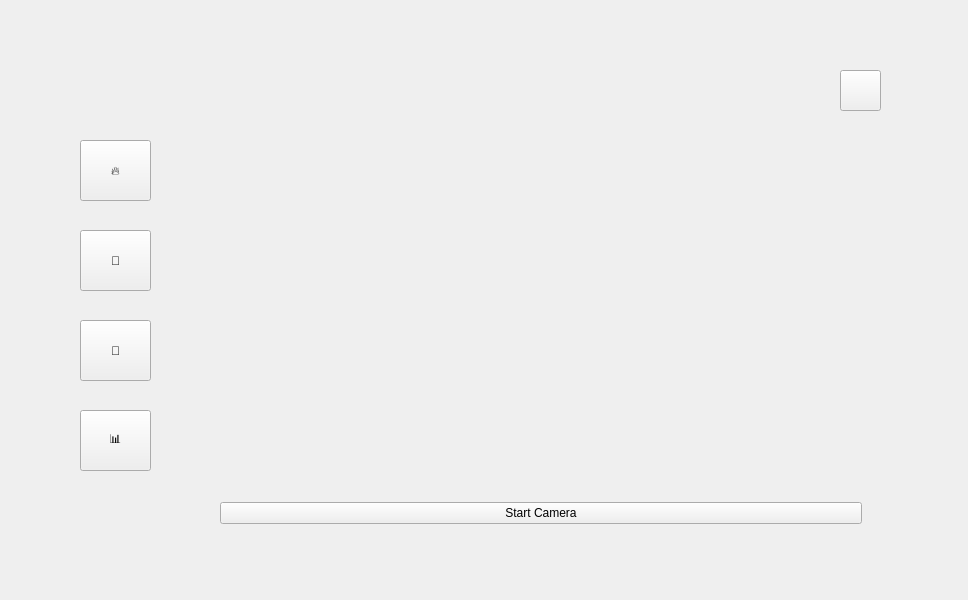
Before: the Qt Designer form userClient/Detect/detectmainwidget.ui in nawhis2/SmartFarm, drawn with Qt 5.
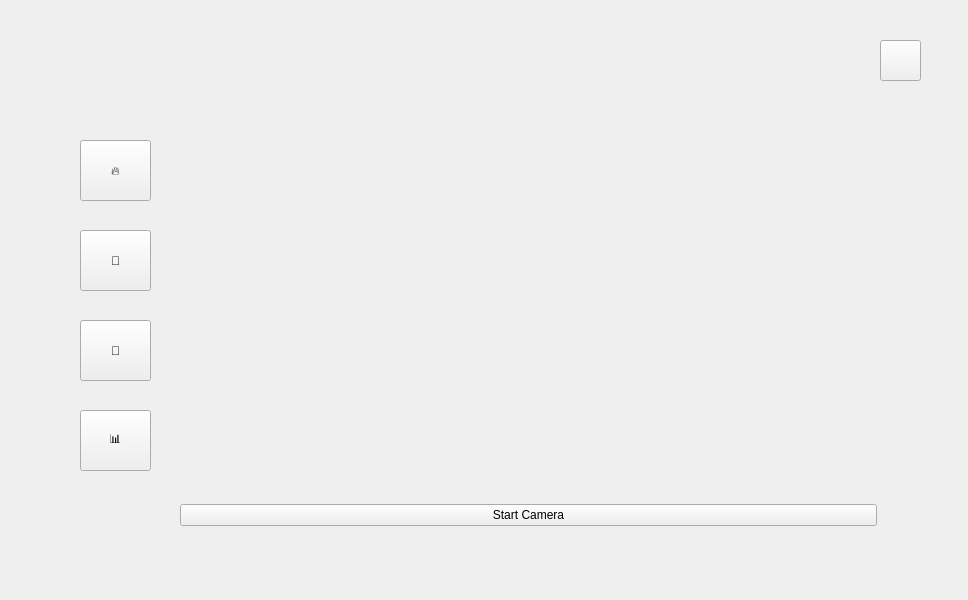
After: the same form once the commit is applied. Icons and pictures are not drawn.

```diff
--- a/userClient/Detect/detectmainwidget.ui
+++ b/userClient/Detect/detectmainwidget.ui
@@ -42,8 +42,8 @@
   <widget class="QPushButton" name="btnSync">
    <property name="geometry">
     <rect>
-     <x>840</x>
-     <y>70</y>
+     <x>880</x>
+     <y>40</y>
      <width>41</width>
      <height>41</height>
     </rect>
@@ -58,36 +58,75 @@
   <widget class="QWidget" name="layoutWidget">
    <property name="geometry">
     <rect>
-     <x>220</x>
-     <y>90</y>
-     <width>642</width>
-     <height>434</height>
+     <x>180</x>
+     <y>110</y>
+     <width>697</width>
+     <height>416</height>
     </rect>
    </property>
-   <layout class="QVBoxLayout" name="videoLayout">
-    <item>
-     <widget class="QLabel" name="videoLabel">
-      <property name="minimumSize">
-       <size>
-        <width>640</width>
-        <height>360</height>
-       </size>
+   <layout class="QGridLayout" name="gridLayout">
+    <item row="1" column="0">
+     <widget class="QLabel" name="videoLabel2">
+      <property name="sizePolicy">
+       <sizepolicy hsizetype="Expanding" vsizetype="Ignored">
+        <horstretch>0</horstretch>
+        <verstretch>0</verstretch>
+       </sizepolicy>
       </property>
       <property name="text">
        <string/>
       </property>
-      <property name="alignment">
-       <set>Qt::AlignmentFlag::AlignCenter</set>
-      </property>
      </widget>
     </item>
-    <item>
+    <item row="3" column="0" colspan="2">
      <widget class="QPushButton" name="startCameraButton">
       <property name="text">
        <string>Start Camera</string>
       </property>
      </widget>
     </item>
+    <item row="2" column="0">
+     <widget class="QLabel" name="videoLabel3">
+      <property name="sizePolicy">
+       <sizepolicy hsizetype="Expanding" vsizetype="Expanding">
+        <horstretch>0</horstretch>
+        <verstretch>0</verstretch>
+       </sizepolicy>
+      </property>
+      <property name="text">
+       <string/>
+      </property>
+      <property name="alignment">
+       <set>Qt::AlignmentFlag::AlignCenter</set>
+      </property>
+     </widget>
+    </item>
+    <item row="2" column="1">
+     <widget class="QLabel" name="videoLabel4">
+      <property name="sizePolicy">
+       <sizepolicy hsizetype="Expanding" vsizetype="Expanding">
+        <horstretch>0</horstretch>
+        <verstretch>0</verstretch>
+       </sizepolicy>
+      </property>
+      <property name="text">
+       <string/>
+      </property>
+     </widget>
+    </item>
+    <item row="1" column="1">
+     <widget class="QLabel" name="videoLabel1">
+      <property name="sizePolicy">
+       <sizepolicy hsizetype="Expanding" vsizetype="Expanding">
+        <horstretch>0</horstretch>
+        <verstretch>0</verstretch>
+       </sizepolicy>
+      </property>
+      <property name="text">
+       <string/>
+      </property>
+     </widget>
+    </item>
    </layout>
   </widget>
   <widget class="QPushButton" name="btnIntrusion">
```
